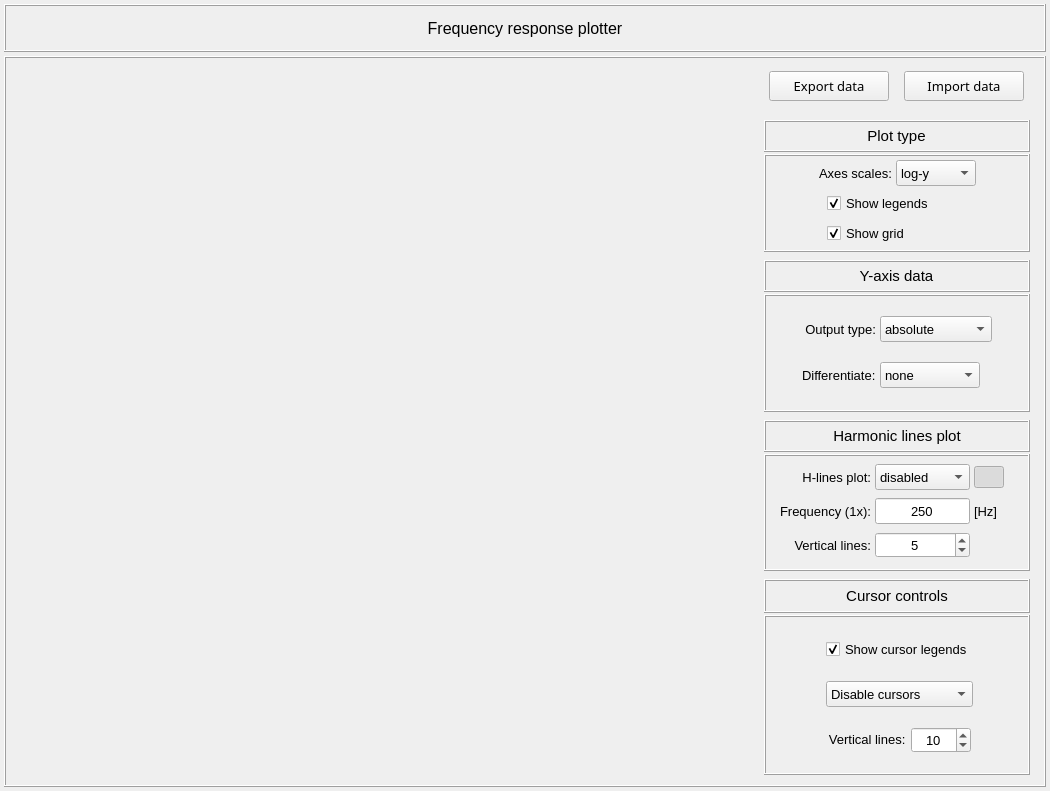
This is vibra/interface/data/ui_files/plots/general/frequency_response_plotter.ui in MOPT-UFSC/VIBRA as Qt 5 draws it before an edit. The edited form follows.
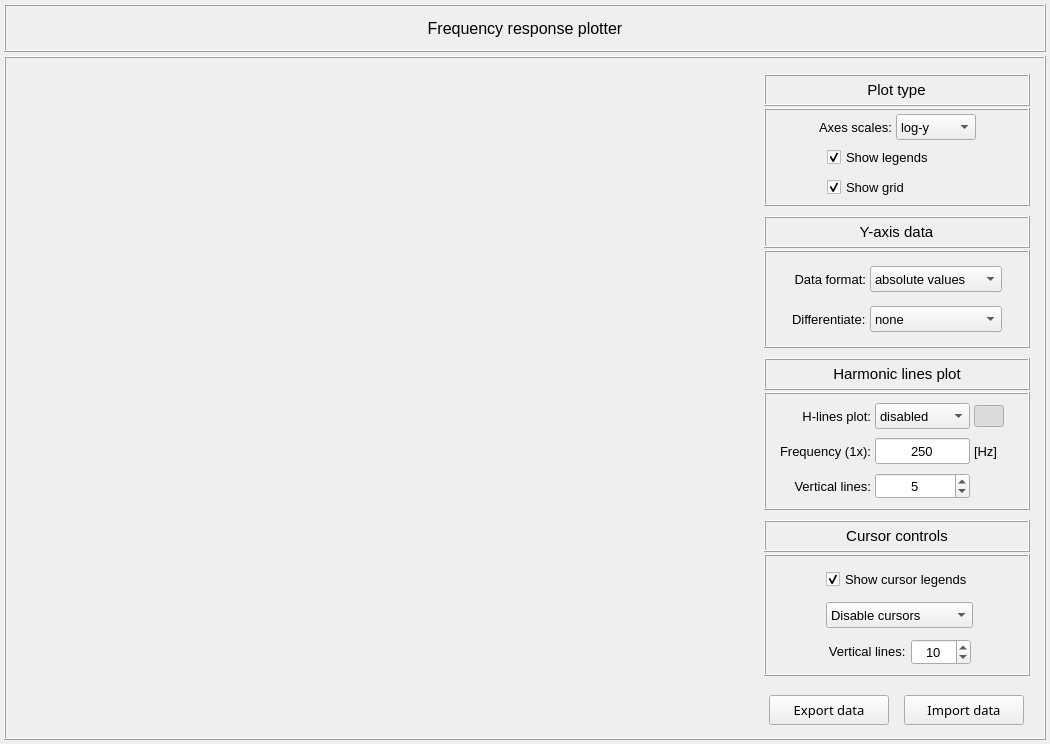
This is the edited form. Icons and pictures are not drawn.

Commit message: Replaces the output_type with data_format

Patch:
```diff
--- a/vibra/interface/data/ui_files/plots/general/frequency_response_plotter.ui
+++ b/vibra/interface/data/ui_files/plots/general/frequency_response_plotter.ui
@@ -7,7 +7,7 @@
     <x>0</x>
     <y>0</y>
     <width>1050</width>
-    <height>791</height>
+    <height>744</height>
    </rect>
   </property>
   <property name="minimumSize">
@@ -134,114 +134,6 @@
          <property name="verticalSpacing">
           <number>4</number>
          </property>
-         <item row="0" column="0">
-          <widget class="QFrame" name="frame_import_export">
-           <property name="minimumSize">
-            <size>
-             <width>0</width>
-             <height>44</height>
-            </size>
-           </property>
-           <property name="maximumSize">
-            <size>
-             <width>16777215</width>
-             <height>16777215</height>
-            </size>
-           </property>
-           <property name="frameShape">
-            <enum>QFrame::Shape::NoFrame</enum>
-           </property>
-           <property name="frameShadow">
-            <enum>QFrame::Shadow::Raised</enum>
-           </property>
-           <layout class="QGridLayout" name="gridLayout_8">
-            <property name="leftMargin">
-             <number>4</number>
-            </property>
-            <property name="topMargin">
-             <number>4</number>
-            </property>
-            <property name="rightMargin">
-             <number>4</number>
-            </property>
-            <property name="bottomMargin">
-             <number>4</number>
-            </property>
-            <item row="0" column="0">
-             <widget class="QPushButton" name="pushButton_export_data">
-              <property name="enabled">
-               <bool>true</bool>
-              </property>
-              <property name="minimumSize">
-               <size>
-                <width>120</width>
-                <height>30</height>
-               </size>
-              </property>
-              <property name="maximumSize">
-               <size>
-                <width>120</width>
-                <height>30</height>
-               </size>
-              </property>
-              <property name="font">
-               <font>
-                <family>Ubuntu Sans</family>
-                <pointsize>10</pointsize>
-                <italic>false</italic>
-                <bold>false</bold>
-               </font>
-              </property>
-              <property name="styleSheet">
-               <string notr="true"/>
-              </property>
-              <property name="text">
-               <string>  Export data  </string>
-              </property>
-              <property name="autoDefault">
-               <bool>false</bool>
-              </property>
-             </widget>
-            </item>
-            <item row="0" column="1">
-             <widget class="QPushButton" name="pushButton_import_data">
-              <property name="enabled">
-               <bool>true</bool>
-              </property>
-              <property name="minimumSize">
-               <size>
-                <width>120</width>
-                <height>30</height>
-               </size>
-              </property>
-              <property name="maximumSize">
-               <size>
-                <width>120</width>
-                <height>30</height>
-               </size>
-              </property>
-              <property name="font">
-               <font>
-                <family>Ubuntu Sans</family>
-                <pointsize>10</pointsize>
-                <italic>false</italic>
-                <bold>false</bold>
-               </font>
-              </property>
-              <property name="styleSheet">
-               <string notr="true"/>
-              </property>
-              <property name="text">
-               <string>  Import data  </string>
-              </property>
-              <property name="autoDefault">
-               <bool>false</bool>
-              </property>
-             </widget>
-            </item>
-           </layout>
-          </widget>
-         </item>
          <item row="1" column="0">
           <widget class="QScrollArea" name="scrollArea">
            <property name="frameShape">
@@ -259,7 +151,7 @@
               <x>0</x>
               <y>0</y>
               <width>282</width>
-              <height>667</height>
+              <height>620</height>
              </rect>
             </property>
             <layout class="QVBoxLayout" name="verticalLayout">
@@ -738,10 +630,16 @@
                 </item>
                 <item row="1" column="0">
                  <widget class="QFrame" name="frame_y_axis_data">
+                  <property name="minimumSize">
+                   <size>
+                    <width>0</width>
+                    <height>140</height>
+                   </size>
+                  </property>
                   <property name="maximumSize">
                    <size>
                     <width>16777215</width>
-                    <height>220</height>
+                    <height>140</height>
                    </size>
                   </property>
                   <property name="frameShape">
@@ -913,7 +811,13 @@
                        <widget class="QComboBox" name="comboBox_output_type">
                         <property name="minimumSize">
                          <size>
-                          <width>0</width>
+                          <width>132</width>
+                          <height>26</height>
+                         </size>
+                        </property>
+                        <property name="maximumSize">
+                         <size>
+                          <width>140</width>
                           <height>26</height>
                          </size>
                         </property>
@@ -924,7 +828,7 @@
                         </property>
                         <item>
                          <property name="text">
-                          <string>absolute</string>
+                          <string>absolute values</string>
                          </property>
                         </item>
                         <item>
@@ -965,7 +869,7 @@
                          </font>
                         </property>
                         <property name="text">
-                         <string>Output type:</string>
+                         <string>Data format:</string>
                         </property>
                         <property name="alignment">
                          <set>Qt::AlignmentFlag::AlignRight|Qt::AlignmentFlag::AlignTrailing|Qt::AlignmentFlag::AlignVCenter</set>
@@ -1007,13 +911,13 @@
                         </property>
                         <property name="minimumSize">
                          <size>
-                          <width>80</width>
+                          <width>132</width>
                           <height>26</height>
                          </size>
                         </property>
                         <property name="maximumSize">
                          <size>
-                          <width>100</width>
+                          <width>140</width>
                           <height>26</height>
                          </size>
                         </property>
@@ -1082,13 +986,13 @@
                   <property name="minimumSize">
                    <size>
                     <width>0</width>
-                    <height>200</height>
+                    <height>160</height>
                    </size>
                   </property>
                   <property name="maximumSize">
                    <size>
                     <width>16777215</width>
-                    <height>250</height>
+                    <height>160</height>
                    </size>
                   </property>
                   <property name="frameShape">
@@ -1117,7 +1021,13 @@
                     <widget class="QFrame" name="frame_32">
                      <property name="minimumSize">
                       <size>
-                       <width>85</width>
+                       <width>0</width>
+                       <height>32</height>
+                      </size>
+                     </property>
+                     <property name="maximumSize">
+                      <size>
+                       <width>16777215</width>
                        <height>32</height>
                       </size>
                      </property>
@@ -1184,8 +1094,14 @@
                     <widget class="QFrame" name="frame_cursor_controls_content">
                      <property name="minimumSize">
                       <size>
-                       <width>85</width>
-                       <height>160</height>
+                       <width>0</width>
+                       <height>0</height>
+                      </size>
+                     </property>
+                     <property name="maximumSize">
+                      <size>
+                       <width>16777215</width>
+                       <height>140</height>
                       </size>
                      </property>
                      <property name="sizeIncrement">
@@ -1442,6 +1358,12 @@
                 </item>
                 <item row="2" column="0">
                  <widget class="QFrame" name="frame_harmonic_lines">
+                  <property name="maximumSize">
+                   <size>
+                    <width>16777215</width>
+                    <height>160</height>
+                   </size>
+                  </property>
                   <property name="frameShape">
                    <enum>QFrame::Shape::NoFrame</enum>
                   </property>
@@ -1777,6 +1699,114 @@
            </widget>
           </widget>
          </item>
+         <item row="2" column="0">
+          <widget class="QFrame" name="frame_import_export">
+           <property name="minimumSize">
+            <size>
+             <width>0</width>
+             <height>44</height>
+            </size>
+           </property>
+           <property name="maximumSize">
+            <size>
+             <width>16777215</width>
+             <height>16777215</height>
+            </size>
+           </property>
+           <property name="frameShape">
+            <enum>QFrame::Shape::NoFrame</enum>
+           </property>
+           <property name="frameShadow">
+            <enum>QFrame::Shadow::Raised</enum>
+           </property>
+           <layout class="QGridLayout" name="gridLayout_8">
+            <property name="leftMargin">
+             <number>4</number>
+            </property>
+            <property name="topMargin">
+             <number>4</number>
+            </property>
+            <property name="rightMargin">
+             <number>4</number>
+            </property>
+            <property name="bottomMargin">
+             <number>4</number>
+            </property>
+            <item row="0" column="0">
+             <widget class="QPushButton" name="pushButton_export_data">
+              <property name="enabled">
+               <bool>true</bool>
+              </property>
+              <property name="minimumSize">
+               <size>
+                <width>120</width>
+                <height>30</height>
+               </size>
+              </property>
+              <property name="maximumSize">
+               <size>
+                <width>120</width>
+                <height>30</height>
+               </size>
+              </property>
+              <property name="font">
+               <font>
+                <family>Ubuntu Sans</family>
+                <pointsize>10</pointsize>
+                <italic>false</italic>
+                <bold>false</bold>
+               </font>
+              </property>
+              <property name="styleSheet">
+               <string notr="true"/>
+              </property>
+              <property name="text">
+               <string>  Export data  </string>
+              </property>
+              <property name="autoDefault">
+               <bool>false</bool>
+              </property>
+             </widget>
+            </item>
+            <item row="0" column="1">
+             <widget class="QPushButton" name="pushButton_import_data">
+              <property name="enabled">
+               <bool>true</bool>
+              </property>
+              <property name="minimumSize">
+               <size>
+                <width>120</width>
+                <height>30</height>
+               </size>
+              </property>
+              <property name="maximumSize">
+               <size>
+                <width>120</width>
+                <height>30</height>
+               </size>
+              </property>
+              <property name="font">
+               <font>
+                <family>Ubuntu Sans</family>
+                <pointsize>10</pointsize>
+                <italic>false</italic>
+                <bold>false</bold>
+               </font>
+              </property>
+              <property name="styleSheet">
+               <string notr="true"/>
+              </property>
+              <property name="text">
+               <string>  Import data  </string>
+              </property>
+              <property name="autoDefault">
+               <bool>false</bool>
+              </property>
+             </widget>
+            </item>
+           </layout>
+          </widget>
+         </item>
         </layout>
        </widget>
       </item>
```
Left out of the diff: 6 changed lines with no effect on the pictures. The commit also changes 6 other files.
